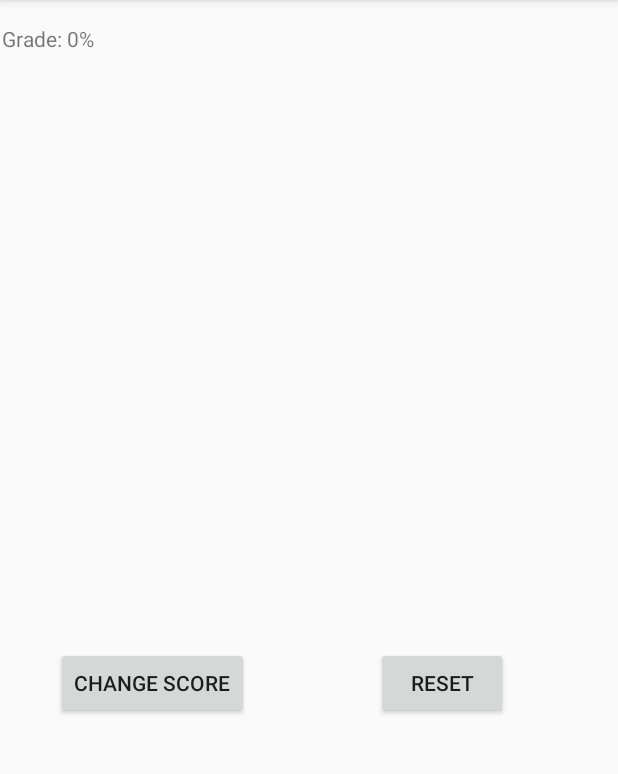
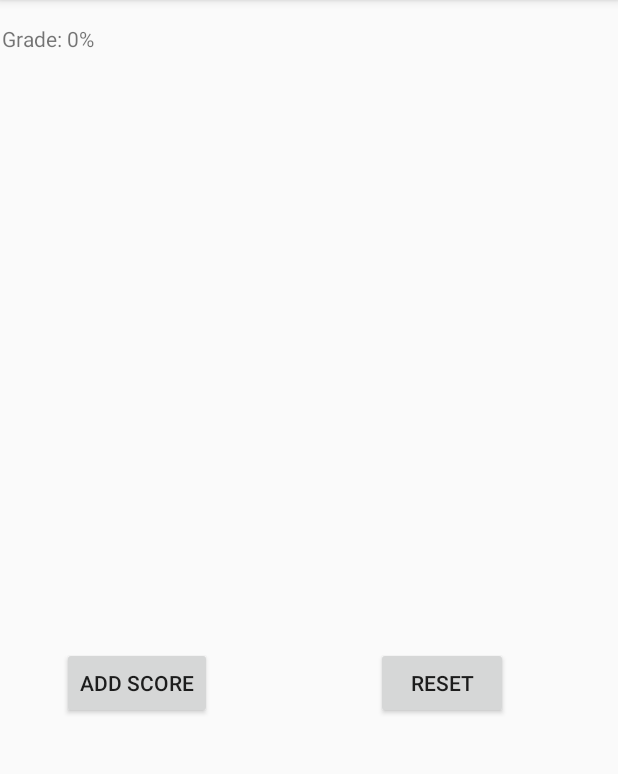
Before and after one commit to petemarasco/SchoolGradia, an Android app: the screen it shows after launch (MainActivity), on a phone screen of 412 x 824 dp, the part 84-858 px from its top. Run offline under Robolectric (Android 15) with nearby library versions, the light colour scheme and no system bars.

Commit message:
Change text on add score button

```diff
--- a/app/src/main/res/layout/mainscreen.xml
+++ b/app/src/main/res/layout/mainscreen.xml
@@ -96,11 +96,11 @@
             android:layout_width="wrap_content"
             android:layout_height="wrap_content"
             android:layout_marginBottom="16dp"
-            android:text="Change Score"
+            android:text="Add Score"
             app:layout_constraintBottom_toBottomOf="parent"
+            app:layout_constraintHorizontal_bias="0.155"
             app:layout_constraintLeft_toLeftOf="parent"
-            app:layout_constraintRight_toRightOf="parent"
-            app:layout_constraintHorizontal_bias="0.155" />
+            app:layout_constraintRight_toRightOf="parent" />
 
         <LinearLayout
             android:id="@+id/layoutScoreList"
```
